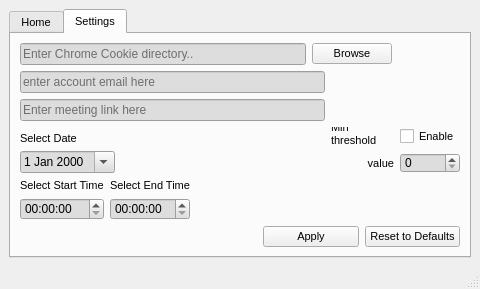
Qt form gui.ui (jaysonruz/LazyMeet) before a commit.
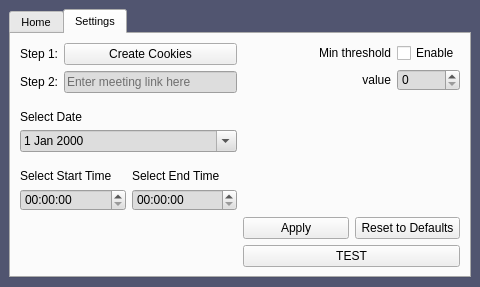
The same form after that commit. The open tabs and pages were chosen to show the change.

```diff
--- a/gui.ui
+++ b/gui.ui
@@ -13,12 +13,18 @@
   <property name="windowTitle">
    <string>LazyMeet</string>
   </property>
+  <property name="styleSheet">
+   <string notr="true">QMainWindow{
+	background-color:#515570;
+	
+}</string>
+  </property>
   <property name="dockOptions">
    <set>QMainWindow::AllowTabbedDocks|QMainWindow::AnimatedDocks</set>
   </property>
   <widget class="QWidget" name="centralwidget">
-   <layout class="QGridLayout" name="gridLayout_7">
-    <item row="1" column="0">
+   <layout class="QGridLayout" name="gridLayout_3">
+    <item row="0" column="0">
      <widget class="QTabWidget" name="tabWidget">
       <property name="enabled">
        <bool>true</bool>
@@ -55,50 +61,6 @@
         <string>Home</string>
        </attribute>
        <layout class="QGridLayout" name="gridLayout_2">
-        <item row="2" column="1">
-         <widget class="QPushButton" name="pushButton_TEST">
-          <property name="toolTip">
-           <string extracomment="check if everything is working fine"/>
-          </property>
-          <property name="toolTipDuration">
-           <number>5</number>
-          </property>
-          <property name="statusTip">
-           <string extracomment="check if everything is working fine"/>
-          </property>
-          <property name="whatsThis">
-           <string/>
-          </property>
-          <property name="autoFillBackground">
-           <bool>false</bool>
-          </property>
-          <property name="styleSheet">
-           <string notr="true"/>
-          </property>
-          <property name="text">
-           <string>TEST</string>
-          </property>
-          <property name="autoDefault">
-           <bool>false</bool>
-          </property>
-          <property name="default">
-           <bool>false</bool>
-          </property>
-          <property name="flat">
-           <bool>false</bool>
-          </property>
-         </widget>
-        </item>
-        <item row="1" column="0">
-         <widget class="QPushButton" name="pushButton_Start">
-          <property name="styleSheet">
-           <string notr="true"/>
-          </property>
-          <property name="text">
-           <string>Start</string>
-          </property>
-         </widget>
-        </item>
         <item row="1" column="1">
          <widget class="QPushButton" name="pushButton_Stop">
           <property name="styleSheet">
@@ -176,14 +138,21 @@
        <attribute name="title">
         <string>Settings</string>
        </attribute>
-       <layout class="QGridLayout" name="gridLayout_3">
-        <item row="0" column="0" colspan="5">
-         <layout class="QHBoxLayout" name="horizontalLayout">
-          <item>
-           <widget class="QLineEdit" name="lineEdit_cookieDirectory">
-            <property name="autoFillBackground">
+       <layout class="QGridLayout" name="gridLayout">
+        <item row="0" column="0">
+         <layout class="QGridLayout" name="gridLayout_7">
+          <item row="0" column="1">
+           <widget class="QPushButton" name="pushButton_create_cookies">
+            <property name="text">
+             <string>Create Cookies</string>
+            </property>
+            <property name="flat">
              <bool>false</bool>
             </property>
+           </widget>
+          </item>
+          <item row="1" column="1">
+           <widget class="QLineEdit" name="lineEdit_meetingLink">
             <property name="styleSheet">
              <string notr="true">
 background-color: rgb(221, 221, 221);</string>
@@ -192,96 +161,42 @@
              <string/>
             </property>
             <property name="placeholderText">
-             <string>Enter Chrome Cookie directory..</string>
-            </property>
-           </widget>
-          </item>
-          <item>
-           <widget class="QPushButton" name="pushButton_Browse">
-            <property name="styleSheet">
-             <string notr="true"/>
-            </property>
-            <property name="text">
-             <string>Browse</string>
-            </property>
-           </widget>
-          </item>
-         </layout>
-        </item>
-        <item row="0" column="5" rowspan="3">
-         <spacer name="verticalSpacer">
-          <property name="orientation">
-           <enum>Qt::Vertical</enum>
-          </property>
-          <property name="sizeHint" stdset="0">
-           <size>
-            <width>20</width>
-            <height>75</height>
-           </size>
-          </property>
-         </spacer>
-        </item>
-        <item row="3" column="0">
-         <layout class="QGridLayout" name="gridLayout">
-          <item row="0" column="0">
-           <widget class="QLabel" name="label">
-            <property name="text">
-             <string>Select Date</string>
-            </property>
-            <property name="alignment">
-             <set>Qt::AlignBottom|Qt::AlignLeading|Qt::AlignLeft</set>
+             <string>Enter meeting link here</string>
             </property>
            </widget>
           </item>
           <item row="1" column="0">
-           <widget class="QDateEdit" name="dateEdit">
-            <property name="styleSheet">
-             <string notr="true">
-background-color: rgb(221, 221, 221);</string>
+           <widget class="QLabel" name="label_6">
+            <property name="text">
+             <string>Step 2:</string>
             </property>
-            <property name="calendarPopup">
-             <bool>true</bool>
+           </widget>
+          </item>
+          <item row="0" column="0">
+           <widget class="QLabel" name="label_5">
+            <property name="text">
+             <string>Step 1:</string>
             </property>
            </widget>
           </item>
          </layout>
         </item>
-        <item row="3" column="1" colspan="3">
-         <spacer name="horizontalSpacer">
-          <property name="orientation">
-           <enum>Qt::Horizontal</enum>
-          </property>
-          <property name="sizeHint" stdset="0">
-           <size>
-            <width>201</width>
-            <height>38</height>
-           </size>
-          </property>
-         </spacer>
-        </item>
-        <item row="3" column="4" colspan="2">
+        <item row="0" column="1">
          <layout class="QGridLayout" name="gridLayout_5">
-          <item row="0" column="0">
+          <item row="0" column="1">
            <widget class="QLabel" name="label_minThreshold">
             <property name="text">
              <string>Min threshold</string>
             </property>
             <property name="alignment">
-             <set>Qt::AlignBottom|Qt::AlignLeading|Qt::AlignLeft</set>
+             <set>Qt::AlignRight|Qt::AlignTrailing|Qt::AlignVCenter</set>
             </property>
             <property name="wordWrap">
              <bool>true</bool>
             </property>
            </widget>
           </item>
-          <item row="0" column="1">
-           <widget class="QCheckBox" name="checkBox1">
-            <property name="text">
-             <string>Enable</string>
-            </property>
-           </widget>
-          </item>
-          <item row="1" column="0">
+          <item row="1" column="1">
            <widget class="QLabel" name="label_minThreshold_2">
             <property name="text">
              <string>value</string>
@@ -294,7 +209,7 @@
             </property>
            </widget>
           </item>
-          <item row="1" column="1">
+          <item row="1" column="2">
            <widget class="QSpinBox" name="spinBox1">
             <property name="styleSheet">
              <string notr="true">
@@ -302,21 +217,64 @@
             </property>
            </widget>
           </item>
+          <item row="0" column="2">
+           <widget class="QCheckBox" name="checkBox1">
+            <property name="text">
+             <string>Enable</string>
+            </property>
+           </widget>
+          </item>
+          <item row="0" column="0" rowspan="2">
+           <spacer name="horizontalSpacer">
+            <property name="orientation">
+             <enum>Qt::Horizontal</enum>
+            </property>
+            <property name="sizeHint" stdset="0">
+             <size>
+              <width>40</width>
+              <height>20</height>
+             </size>
+            </property>
+           </spacer>
+          </item>
          </layout>
         </item>
-        <item row="4" column="0" colspan="2">
+        <item row="1" column="0">
+         <layout class="QVBoxLayout" name="verticalLayout">
+          <item>
+           <widget class="QLabel" name="label">
+            <property name="text">
+             <string>Select Date</string>
+            </property>
+            <property name="alignment">
+             <set>Qt::AlignBottom|Qt::AlignLeading|Qt::AlignLeft</set>
+            </property>
+           </widget>
+          </item>
+          <item>
+           <widget class="QDateEdit" name="dateEdit">
+            <property name="styleSheet">
+             <string notr="true">
+background-color: rgb(221, 221, 221);</string>
+            </property>
+            <property name="calendarPopup">
+             <bool>true</bool>
+            </property>
+           </widget>
+          </item>
+         </layout>
+        </item>
+        <item row="2" column="0">
          <layout class="QGridLayout" name="gridLayout_4">
-          <item row="0" column="0">
-           <widget class="QLabel" name="label_2">
-            <property name="text">
-             <string>Select Start Time</string>
-            </property>
-            <property name="alignment">
-             <set>Qt::AlignBottom|Qt::AlignLeading|Qt::AlignLeft</set>
+          <item row="2" column="1">
+           <widget class="QTimeEdit" name="timeEdit_End">
+            <property name="styleSheet">
+             <string notr="true">
+background-color: rgb(221, 221, 221);</string>
             </property>
            </widget>
           </item>
-          <item row="0" column="1">
+          <item row="1" column="1">
            <widget class="QLabel" name="label_3">
             <property name="text">
              <string>Select End Time</string>
@@ -327,6 +285,16 @@
            </widget>
           </item>
           <item row="1" column="0">
+           <widget class="QLabel" name="label_2">
+            <property name="text">
+             <string>Select Start Time</string>
+            </property>
+            <property name="alignment">
+             <set>Qt::AlignBottom|Qt::AlignLeading|Qt::AlignLeft</set>
+            </property>
+           </widget>
+          </item>
+          <item row="2" column="0">
            <widget class="QTimeEdit" name="timeEdit_Start">
             <property name="styleSheet">
              <string notr="true">
@@ -334,88 +302,67 @@
             </property>
            </widget>
           </item>
-          <item row="1" column="1">
-           <widget class="QTimeEdit" name="timeEdit_End">
-            <property name="styleSheet">
-             <string notr="true">
-background-color: rgb(221, 221, 221);</string>
-            </property>
-           </widget>
-          </item>
          </layout>
         </item>
-        <item row="4" column="2" colspan="4">
-         <spacer name="horizontalSpacer_2">
-          <property name="orientation">
-           <enum>Qt::Horizontal</enum>
-          </property>
-          <property name="sizeHint" stdset="0">
-           <size>
-            <width>257</width>
-            <height>38</height>
-           </size>
-          </property>
-         </spacer>
-        </item>
-        <item row="5" column="3" colspan="3">
-         <layout class="QGridLayout" name="gridLayout_6">
-          <item row="0" column="0">
-           <widget class="QPushButton" name="pushButton_Apply">
-            <property name="styleSheet">
-             <string notr="true"/>
+        <item row="3" column="1">
+         <layout class="QVBoxLayout" name="verticalLayout_2">
+          <item>
+           <layout class="QGridLayout" name="gridLayout_6">
+            <item row="0" column="0">
+             <widget class="QPushButton" name="pushButton_Apply">
+              <property name="styleSheet">
+               <string notr="true"/>
+              </property>
+              <property name="text">
+               <string>Apply</string>
+              </property>
+             </widget>
+            </item>
+            <item row="0" column="1">
+             <widget class="QPushButton" name="pushButton_Reset">
+              <property name="styleSheet">
+               <string notr="true"/>
+              </property>
+              <property name="text">
+               <string>Reset to Defaults</string>
+              </property>
+             </widget>
+            </item>
+           </layout>
+          </item>
+          <item>
+           <widget class="QPushButton" name="pushButton_TEST">
+            <property name="toolTip">
+             <string extracomment="check if everything is working fine"/>
             </property>
-            <property name="text">
-             <string>Apply</string>
+            <property name="toolTipDuration">
+             <number>5</number>
             </property>
-           </widget>
-          </item>
-          <item row="0" column="1">
-           <widget class="QPushButton" name="pushButton_Reset">
+            <property name="statusTip">
+             <string extracomment="check if everything is working fine"/>
+            </property>
+            <property name="whatsThis">
+             <string/>
+            </property>
+            <property name="autoFillBackground">
+             <bool>false</bool>
+            </property>
             <property name="styleSheet">
              <string notr="true"/>
             </property>
             <property name="text">
-             <string>Reset to Defaults</string>
+             <string>TEST</string>
             </property>
            </widget>
           </item>
          </layout>
         </item>
-        <item row="1" column="0" colspan="4">
-         <widget class="QLineEdit" name="lineEdit_account_email">
-          <property name="styleSheet">
-           <string notr="true">
-background-color: rgb(221, 221, 221);</string>
-          </property>
-          <property name="text">
-           <string/>
-          </property>
-          <property name="placeholderText">
-           <string>enter account email here</string>
-          </property>
-         </widget>
-        </item>
-        <item row="2" column="0" colspan="4">
-         <widget class="QLineEdit" name="lineEdit_meetingLink">
-          <property name="styleSheet">
-           <string notr="true">
-background-color: rgb(221, 221, 221);</string>
-          </property>
-          <property name="text">
-           <string/>
-          </property>
-          <property name="placeholderText">
-           <string>Enter meeting link here</string>
-          </property>
-         </widget>
-        </item>
        </layout>
       </widget>
      </widget>
     </item>
    </layout>
   </widget>
-  <widget class="QStatusBar" name="statusbar"/>
  </widget>
  <resources/>
  <connections/>
```
Left out of the diff: 20 changed lines with no effect on the pictures.
